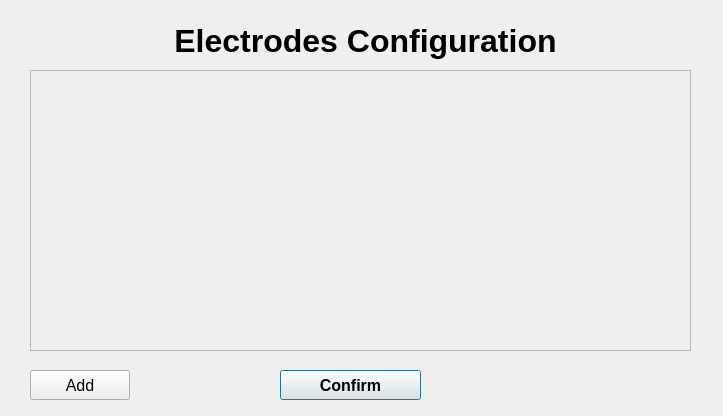
First picture: the form in electrodeconfigurations.ui, repository JCagle95/UF-NeuroOmega-Application, before the edit.
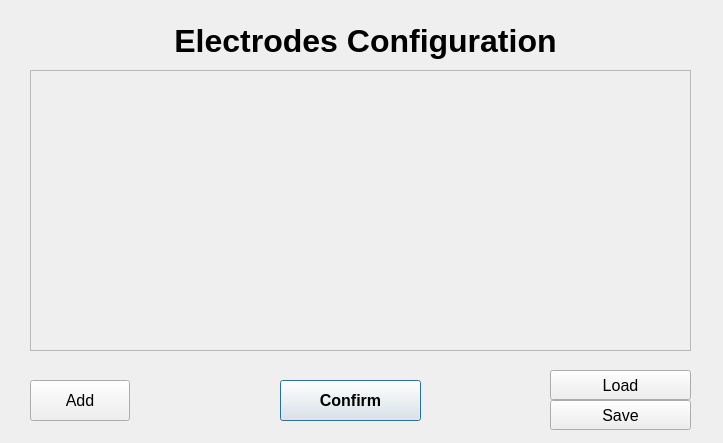
Second picture: the form after the edit.

Commit message: Add UI for Load/Save Channel Configurations for Fast Access

```diff
--- a/electrodeconfigurations.ui
+++ b/electrodeconfigurations.ui
@@ -7,7 +7,7 @@
     <x>0</x>
     <y>0</y>
     <width>723</width>
-    <height>416</height>
+    <height>443</height>
    </rect>
   </property>
   <property name="windowTitle">
@@ -82,9 +82,9 @@
    <property name="geometry">
     <rect>
      <x>280</x>
-     <y>370</y>
+     <y>380</y>
      <width>141</width>
-     <height>30</height>
+     <height>41</height>
     </rect>
    </property>
    <property name="font">
@@ -102,9 +102,9 @@
    <property name="geometry">
     <rect>
      <x>30</x>
-     <y>370</y>
+     <y>380</y>
      <width>100</width>
-     <height>30</height>
+     <height>41</height>
     </rect>
    </property>
    <property name="font">
@@ -116,6 +116,46 @@
     <string>Add</string>
    </property>
   </widget>
+  <widget class="QPushButton" name="LoadChannelConfig">
+   <property name="geometry">
+    <rect>
+     <x>550</x>
+     <y>370</y>
+     <width>141</width>
+     <height>30</height>
+    </rect>
+   </property>
+   <property name="font">
+    <font>
+     <pointsize>12</pointsize>
+     <weight>50</weight>
+     <bold>false</bold>
+    </font>
+   </property>
+   <property name="text">
+    <string>Load</string>
+   </property>
+  </widget>
+  <widget class="QPushButton" name="SaveChannelConfig">
+   <property name="geometry">
+    <rect>
+     <x>550</x>
+     <y>400</y>
+     <width>141</width>
+     <height>30</height>
+    </rect>
+   </property>
+   <property name="font">
+    <font>
+     <pointsize>12</pointsize>
+     <weight>50</weight>
+     <bold>false</bold>
+    </font>
+   </property>
+   <property name="text">
+    <string>Save</string>
+   </property>
+  </widget>
  </widget>
  <resources/>
  <connections/>
```
The commit also changes 5 other files.
